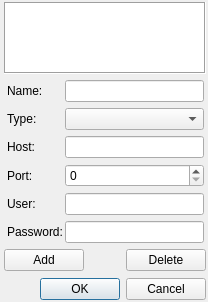
Above: src/plugins/connectionmanager/editproxydialog2.ui from xnamed/vacuum-im before the change. Below: the same form after it.
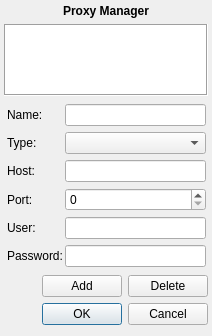
That is the form after the change.

Patch:
```diff
--- a/src/plugins/connectionmanager/editproxydialog2.ui
+++ b/src/plugins/connectionmanager/editproxydialog2.ui
@@ -6,8 +6,8 @@
    <rect>
     <x>0</x>
     <y>0</y>
-    <width>208</width>
-    <height>290</height>
+    <width>212</width>
+    <height>334</height>
    </rect>
   </property>
   <property name="sizePolicy">
@@ -20,25 +20,41 @@
    <string>Proxy Manager</string>
   </property>
   <layout class="QVBoxLayout" name="verticalLayout">
-   <property name="spacing">
-    <number>4</number>
-   </property>
    <property name="leftMargin">
     <number>4</number>
    </property>
    <property name="topMargin">
-    <number>2</number>
+    <number>4</number>
    </property>
    <property name="rightMargin">
-    <number>2</number>
+    <number>4</number>
    </property>
-   <property name="bottomMargin">
-    <number>2</number>
-   </property>
+   <item>
+    <widget class="QLabel" name="lblTitle">
+     <property name="sizePolicy">
+      <sizepolicy hsizetype="Expanding" vsizetype="Preferred">
+       <horstretch>0</horstretch>
+       <verstretch>0</verstretch>
+      </sizepolicy>
+     </property>
+     <property name="font">
+      <font>
+       <weight>75</weight>
+       <bold>true</bold>
+      </font>
+     </property>
+     <property name="text">
+      <string>Proxy Manager</string>
+     </property>
+     <property name="alignment">
+      <set>Qt::AlignCenter</set>
+     </property>
+    </widget>
+   </item>
    <item>
     <widget class="QListWidget" name="ltwProxyList">
      <property name="sizePolicy">
-      <sizepolicy hsizetype="Expanding" vsizetype="Maximum">
+      <sizepolicy hsizetype="Expanding" vsizetype="Preferred">
        <horstretch>0</horstretch>
        <verstretch>0</verstretch>
       </sizepolicy>
@@ -141,6 +157,12 @@
       </item>
       <item row="3" column="1">
        <widget class="QSpinBox" name="spbPort">
+        <property name="sizePolicy">
+         <sizepolicy hsizetype="Expanding" vsizetype="Fixed">
+          <horstretch>0</horstretch>
+          <verstretch>0</verstretch>
+         </sizepolicy>
+        </property>
         <property name="maximum">
          <number>65535</number>
         </property>
@@ -190,19 +212,6 @@
    </item>
    <item>
     <layout class="QHBoxLayout" name="horizontalLayout_4">
-     <item>
-      <widget class="QPushButton" name="pbtAdd">
-       <property name="sizePolicy">
-        <sizepolicy hsizetype="Expanding" vsizetype="Fixed">
-         <horstretch>0</horstretch>
-         <verstretch>0</verstretch>
-        </sizepolicy>
-       </property>
-       <property name="text">
-        <string>Add</string>
-       </property>
-      </widget>
-     </item>
      <item>
       <spacer name="horizontalSpacer">
        <property name="orientation">
@@ -219,6 +228,19 @@
        </property>
       </spacer>
      </item>
+     <item>
+      <widget class="QPushButton" name="pbtAdd">
+       <property name="sizePolicy">
+        <sizepolicy hsizetype="Expanding" vsizetype="Fixed">
+         <horstretch>0</horstretch>
+         <verstretch>0</verstretch>
+        </sizepolicy>
+       </property>
+       <property name="text">
+        <string>Add</string>
+       </property>
+      </widget>
+     </item>
      <item>
       <widget class="QPushButton" name="pbtDelete">
        <property name="sizePolicy">
@@ -249,9 +271,6 @@
    </item>
    <item>
     <layout class="QHBoxLayout" name="horizontalLayout">
-     <property name="topMargin">
-      <number>3</number>
-     </property>
      <item>
       <widget class="QDialogButtonBox" name="btbButtons">
        <property name="sizePolicy">
@@ -260,6 +279,9 @@
          <verstretch>0</verstretch>
         </sizepolicy>
        </property>
+       <property name="orientation">
+        <enum>Qt::Horizontal</enum>
+       </property>
        <property name="standardButtons">
         <set>QDialogButtonBox::Cancel|QDialogButtonBox::Ok</set>
        </property>
```
